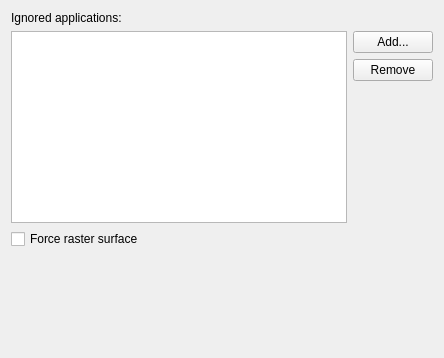
Old version of the form src/qt6ct/troubleshootingpage.ui in the repository trialuser02/qt6ct.
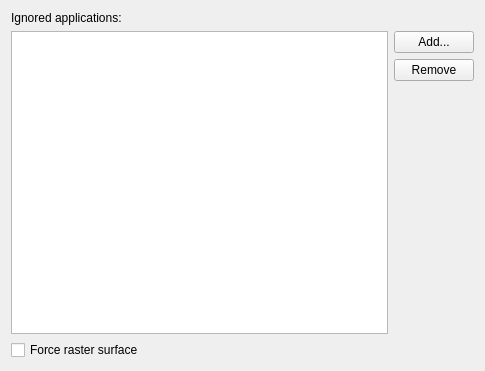
New version of the form. Icons and pictures are not drawn.

Diff of the .ui file:
```diff
--- a/src/qt6ct/troubleshootingpage.ui
+++ b/src/qt6ct/troubleshootingpage.ui
@@ -6,8 +6,8 @@
    <rect>
     <x>0</x>
     <y>0</y>
-    <width>444</width>
-    <height>358</height>
+    <width>485</width>
+    <height>371</height>
    </rect>
   </property>
   <property name="windowTitle">
@@ -51,7 +51,7 @@
         <enum>Qt::Vertical</enum>
        </property>
        <property name="sizeType">
-        <enum>QSizePolicy::Minimum</enum>
+        <enum>QSizePolicy::Expanding</enum>
        </property>
        <property name="sizeHint" stdset="0">
         <size>
@@ -89,19 +89,6 @@
      </property>
     </widget>
    </item>
-   <item>
-    <spacer name="verticalSpacer_2">
-     <property name="orientation">
-      <enum>Qt::Vertical</enum>
-     </property>
-     <property name="sizeHint" stdset="0">
-      <size>
-       <width>20</width>
-       <height>40</height>
-      </size>
-     </property>
-    </spacer>
-   </item>
   </layout>
  </widget>
  <resources/>
```
